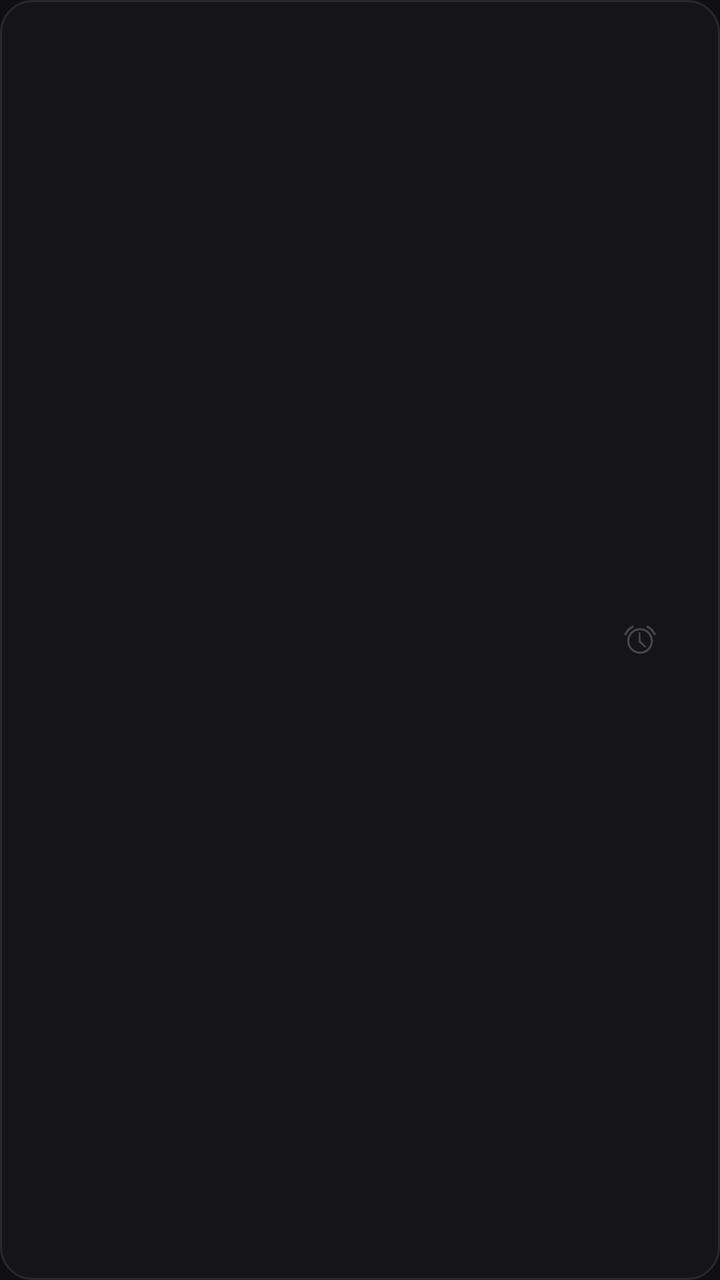
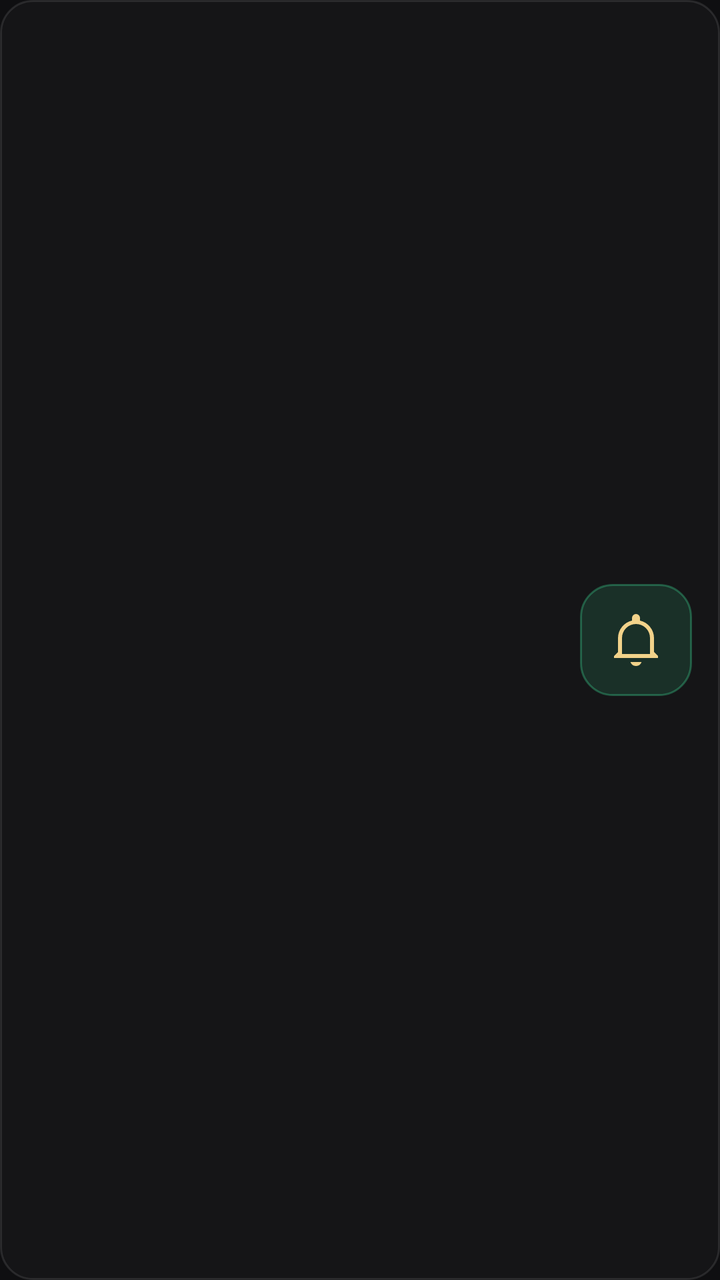

Compare the two renders of this Android layout. The source of the first and the diff that turns it into the second are given below.
<!-- AndroidManifest.xml: application theme Theme.IPTVPlayer -->
<!-- res/layout/item_epg.xml -->
<?xml version="1.0" encoding="utf-8"?>
<LinearLayout xmlns:android="http://schemas.android.com/apk/res/android"
    android:layout_width="match_parent"
    android:layout_height="wrap_content"
    android:layout_marginHorizontal="10dp"
    android:layout_marginVertical="5dp"
    android:background="@drawable/bg_tile"
    android:gravity="center_vertical"
    android:orientation="horizontal"
    android:padding="14dp">

    <LinearLayout
        android:layout_width="0dp"
        android:layout_height="wrap_content"
        android:layout_weight="1"
        android:orientation="vertical">

        <TextView
            android:id="@+id/tvTime"
            android:layout_width="wrap_content"
            android:layout_height="wrap_content"
            android:textColor="@color/accent"
            android:textSize="12sp"
            android:textStyle="bold" />

        <TextView
            android:id="@+id/tvProgramTitle"
            android:layout_width="match_parent"
            android:layout_height="wrap_content"
            android:layout_marginTop="4dp"
            android:ellipsize="end"
            android:maxLines="2"
            android:textColor="@color/white"
            android:textSize="16sp"
            android:textStyle="bold" />

        <TextView
            android:id="@+id/tvProgramDescription"
            android:layout_width="match_parent"
            android:layout_height="wrap_content"
            android:layout_marginTop="4dp"
            android:ellipsize="end"
            android:maxLines="2"
            android:textColor="@color/text_secondary"
            android:textSize="12sp" />
    </LinearLayout>

    <ImageButton
        android:id="@+id/btnReminder"
        android:layout_width="52dp"
        android:layout_height="52dp"
        android:background="@android:color/transparent"
        android:contentDescription="Ativar lembrete"
        android:padding="12dp"
        android:src="@android:drawable/ic_lock_idle_alarm" />
</LinearLayout>
<!-- resources referenced by this layout -->
<resources>
  <color name="accent">#3DDC97</color>
  <color name="text_secondary">#B3FFFFFF</color>
  <color name="white">#FFFFFFFF</color>
  <!-- drawable bg_tile (drawable) -->
  <?xml version="1.0" encoding="utf-8"?>
  <shape xmlns:android="http://schemas.android.com/apk/res/android" android:shape="rectangle">
      <solid android:color="@color/surface" />
      <corners android:radius="16dp" />
      <stroke android:width="1dp" android:color="@color/border" />
  </shape>
  <style name="Theme.IPTVPlayer" parent="Theme.Material3.DayNight.NoActionBar">
          <item name="colorPrimary">@color/purple_500</item>
          <item name="colorOnPrimary">@color/white</item>
          <item name="android:statusBarColor">@color/black</item>
          <item name="android:windowBackground">@color/background</item>
      </style>
  <color name="surface">#CC17171A</color>
  <color name="border">#1AFFFFFF</color>
  <color name="purple_500">#6750A4</color>
  <color name="black">#FF000000</color>
  <color name="background">#FF0F0F11</color>
</resources>

<!-- the commit's change to res/layout/item_epg.xml (unified diff, before → after) -->
@@ -16,12 +16,43 @@
         android:orientation="vertical">
 
         <TextView
-            android:id="@+id/tvTime"
-            android:layout_width="wrap_content"
+            android:id="@+id/tvChannelName"
+            android:layout_width="match_parent"
             android:layout_height="wrap_content"
+            android:ellipsize="end"
+            android:maxLines="1"
             android:textColor="@color/accent"
-            android:textSize="12sp"
+            android:textSize="13sp"
             android:textStyle="bold" />
+
+        <LinearLayout
+            android:layout_width="match_parent"
+            android:layout_height="wrap_content"
+            android:layout_marginTop="4dp"
+            android:gravity="center_vertical"
+            android:orientation="horizontal">
+
+            <TextView
+                android:id="@+id/tvTime"
+                android:layout_width="wrap_content"
+                android:layout_height="wrap_content"
+                android:textColor="@color/accent"
+                android:textSize="12sp"
+                android:textStyle="bold" />
+
+            <TextView
+                android:id="@+id/tvProgramState"
+                android:layout_width="wrap_content"
+                android:layout_height="wrap_content"
+                android:layout_marginStart="10dp"
+                android:background="@drawable/bg_category_active"
+                android:paddingHorizontal="8dp"
+                android:paddingVertical="3dp"
+                android:textColor="@color/white"
+                android:textSize="10sp"
+                android:textStyle="bold"
+                android:visibility="gone" />
+        </LinearLayout>
 
         <TextView
             android:id="@+id/tvProgramTitle"
@@ -47,10 +78,11 @@
 
     <ImageButton
         android:id="@+id/btnReminder"
-        android:layout_width="52dp"
-        android:layout_height="52dp"
-        android:background="@android:color/transparent"
+        android:layout_width="56dp"
+        android:layout_height="56dp"
+        android:background="@drawable/bg_tile_highlight"
         android:contentDescription="Ativar lembrete"
+        android:focusable="true"
         android:padding="12dp"
-        android:src="@android:drawable/ic_lock_idle_alarm" />
+        android:src="@drawable/ic_bell" />
 </LinearLayout>
<!-- resource entries referenced after the edit -->
@@ -3,6 +3,12 @@
   <color name="accent">#3DDC97</color>
   <color name="text_secondary">#B3FFFFFF</color>
   <color name="white">#FFFFFFFF</color>
+  <!-- drawable bg_category_active (drawable) -->
+  <?xml version="1.0" encoding="utf-8"?>
+  <shape xmlns:android="http://schemas.android.com/apk/res/android" android:shape="rectangle">
+      <solid android:color="@color/accent" />
+      <corners android:radius="8dp" />
+  </shape>
   <!-- drawable bg_tile (drawable) -->
   <?xml version="1.0" encoding="utf-8"?>
   <shape xmlns:android="http://schemas.android.com/apk/res/android" android:shape="rectangle">
@@ -10,6 +16,24 @@
       <corners android:radius="16dp" />
       <stroke android:width="1dp" android:color="@color/border" />
   </shape>
+  <!-- drawable bg_tile_highlight (drawable) -->
+  <?xml version="1.0" encoding="utf-8"?>
+  <shape xmlns:android="http://schemas.android.com/apk/res/android" android:shape="rectangle">
+      <solid android:color="#223DDC97" />
+      <corners android:radius="16dp" />
+      <stroke android:width="1dp" android:color="#553DDC97" />
+  </shape>
+  <!-- drawable ic_bell (drawable) -->
+  <?xml version="1.0" encoding="utf-8"?>
+  <vector xmlns:android="http://schemas.android.com/apk/res/android"
+      android:height="32dp"
+      android:width="32dp"
+      android:viewportWidth="32"
+      android:viewportHeight="32">
+      <path
+          android:fillColor="#fff2d28a"
+          android:pathData="M16,29a3,3 0,0 0,2.8 -2h-5.6A3,3 0,0 0,16 29zM25,22v-7a9,9 0,0 0,-7 -8.7V5a2,2 0,1 0,-4 0v1.3A9,9 0,0 0,7 15v7l-2,2v1h22v-1zM9,23v-8a7,7 0,0 1,14 0v8z"/>
+  </vector>
   <style name="Theme.IPTVPlayer" parent="Theme.Material3.DayNight.NoActionBar">
           <item name="colorPrimary">@color/purple_500</item>
           <item name="colorOnPrimary">@color/white</item>
